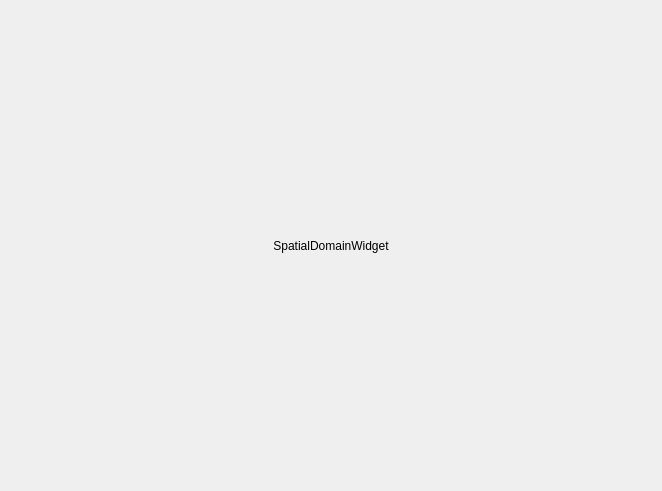
Above: src/apps/openfluid-builder/spatial/SpatialDomainWidget.ui from OpenFLUID/openfluid before the change. Below: the same form after it.
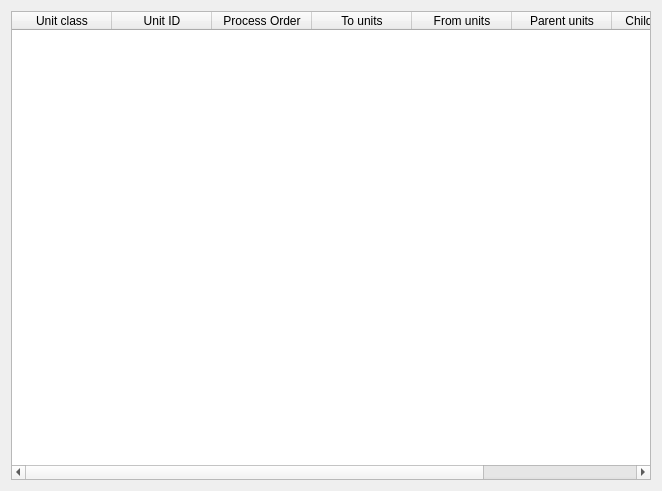
That is the form after the change.

Commit message:
Rough view for spatial domain in OpenFLUID-Builder
* Added table for view of spatial domain information
* Cleaned code

(references OpenFLUID/openfluid#246)

What changed in the file:
```diff
--- a/src/apps/openfluid-builder/spatial/SpatialDomainWidget.ui
+++ b/src/apps/openfluid-builder/spatial/SpatialDomainWidget.ui
@@ -15,13 +15,80 @@
   </property>
   <layout class="QVBoxLayout" name="verticalLayout">
    <item>
-    <widget class="QLabel" name="label">
-     <property name="text">
-      <string>SpatialDomainWidget</string>
+    <widget class="QTableWidget" name="UnitsTableWidget">
+     <property name="verticalScrollBarPolicy">
+      <enum>Qt::ScrollBarAsNeeded</enum>
      </property>
-     <property name="alignment">
-      <set>Qt::AlignCenter</set>
+     <property name="horizontalScrollBarPolicy">
+      <enum>Qt::ScrollBarAsNeeded</enum>
      </property>
+     <property name="editTriggers">
+      <set>QAbstractItemView::NoEditTriggers</set>
+     </property>
+     <property name="alternatingRowColors">
+      <bool>true</bool>
+     </property>
+     <property name="selectionBehavior">
+      <enum>QAbstractItemView::SelectRows</enum>
+     </property>
+     <property name="textElideMode">
+      <enum>Qt::ElideNone</enum>
+     </property>
+     <property name="sortingEnabled">
+      <bool>true</bool>
+     </property>
+     <property name="wordWrap">
+      <bool>true</bool>
+     </property>
+     <attribute name="horizontalHeaderStretchLastSection">
+      <bool>true</bool>
+     </attribute>
+     <attribute name="verticalHeaderVisible">
+      <bool>false</bool>
+     </attribute>
+     <attribute name="verticalHeaderHighlightSections">
+      <bool>false</bool>
+     </attribute>
+     <column>
+      <property name="text">
+       <string>Unit class</string>
+      </property>
+     </column>
+     <column>
+      <property name="text">
+       <string>Unit ID</string>
+      </property>
+     </column>
+     <column>
+      <property name="text">
+       <string>Process Order</string>
+      </property>
+     </column>
+     <column>
+      <property name="text">
+       <string>To units</string>
+      </property>
+     </column>
+     <column>
+      <property name="text">
+       <string>From units</string>
+      </property>
+     </column>
+     <column>
+      <property name="text">
+       <string>Parent units</string>
+      </property>
+     </column>
+     <column>
+      <property name="text">
+       <string>Children units</string>
+      </property>
+     </column>
+     <column>
+      <property name="text">
+       <string>Attributes</string>
+      </property>
+     </column>
     </widget>
    </item>
   </layout>
```
The commit also changes 5 other files.
